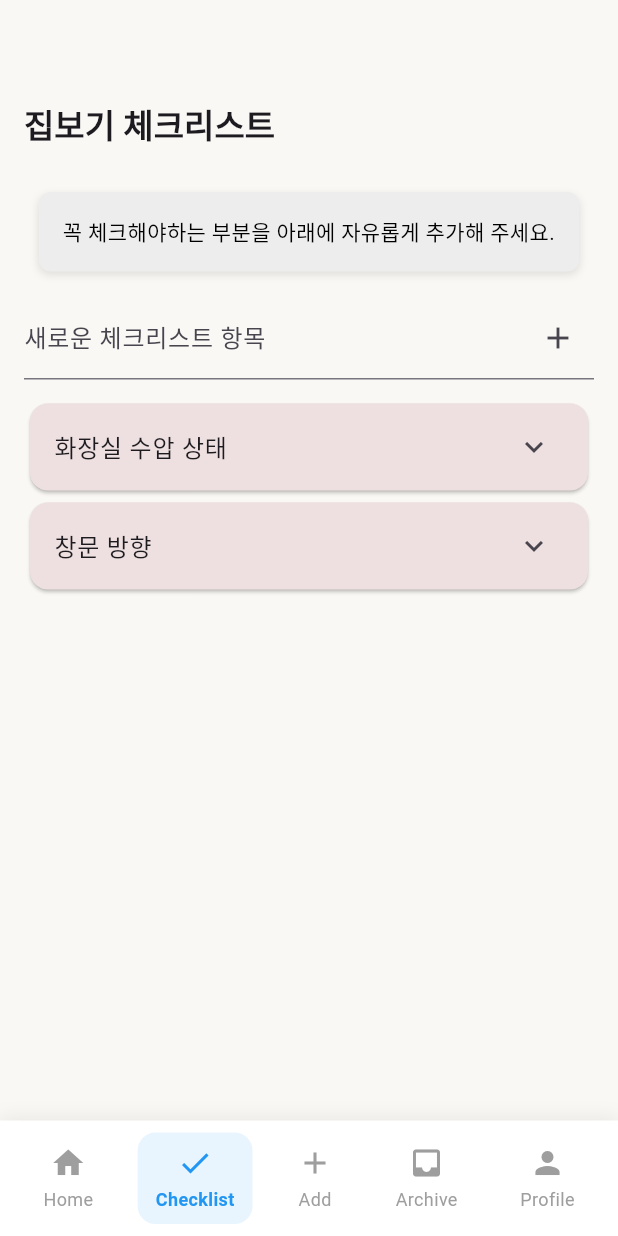
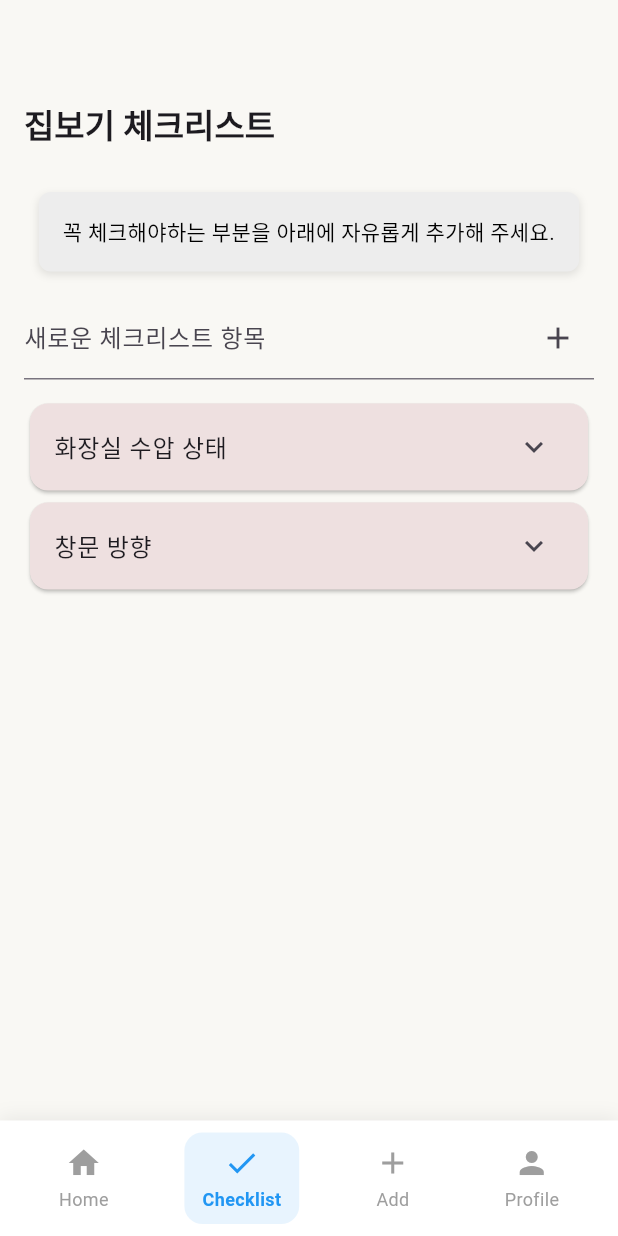
Before and after one commit to jaehee831/Zip-PT-fe, a Flutter app: the screen it shows after launch, item 2 of the bottom bar chosen, on a phone screen of 412 x 824 dp. Run offline on Flutter 3.47's test engine with Material 3 defaults, Android fonts, the phone set to English and light mode, and no system bars; Roboto replaces fonts that are missing (GowunBatang); statements that could not run were skipped.

Commit message:
fix: modify bottomnavigator indexes,

```diff
--- a/lib/home_screen.dart
+++ b/lib/pages/home_screen.dart
@@ -190,7 +190,8 @@ class HouseCard extends StatelessWidget {
           crossAxisAlignment: CrossAxisAlignment.start,
           children: [
             ClipRRect(
-              borderRadius: const BorderRadius.vertical(top: Radius.circular(10.0)),
+              borderRadius:
+                  const BorderRadius.vertical(top: Radius.circular(10.0)),
               child: Image.asset(
                 house.imageUrl,
                 height: 150,
--- a/lib/widgets/custom_bottom_navigation_bar.dart
+++ b/lib/widgets/custom_bottom_navigation_bar.dart
@@ -34,8 +34,7 @@ class CustomBottomNavigationBar extends StatelessWidget {
               _buildNavItem(Icons.home, 'Home', 0),
               _buildNavItem(Icons.done, 'Checklist', 1),
               _buildNavItem(Icons.add, 'Add', 2),
-              _buildNavItem(Icons.inbox, 'Archive', 3),
-              _buildNavItem(Icons.person, 'Profile', 4),
+              _buildNavItem(Icons.person, 'Profile', 3),
             ],
           ),
         ),
```
